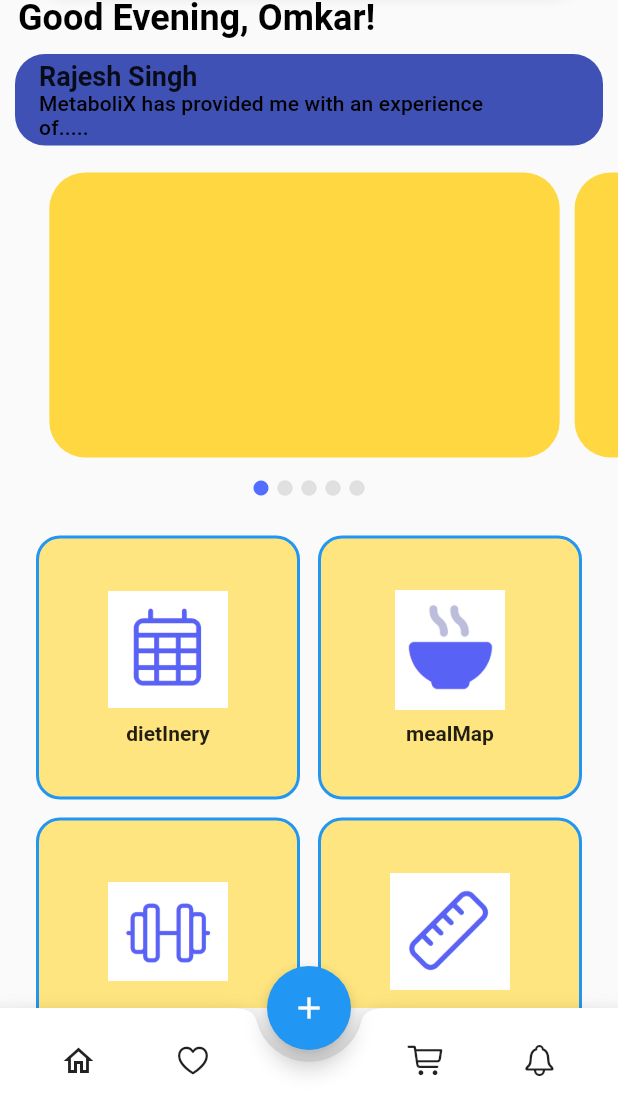
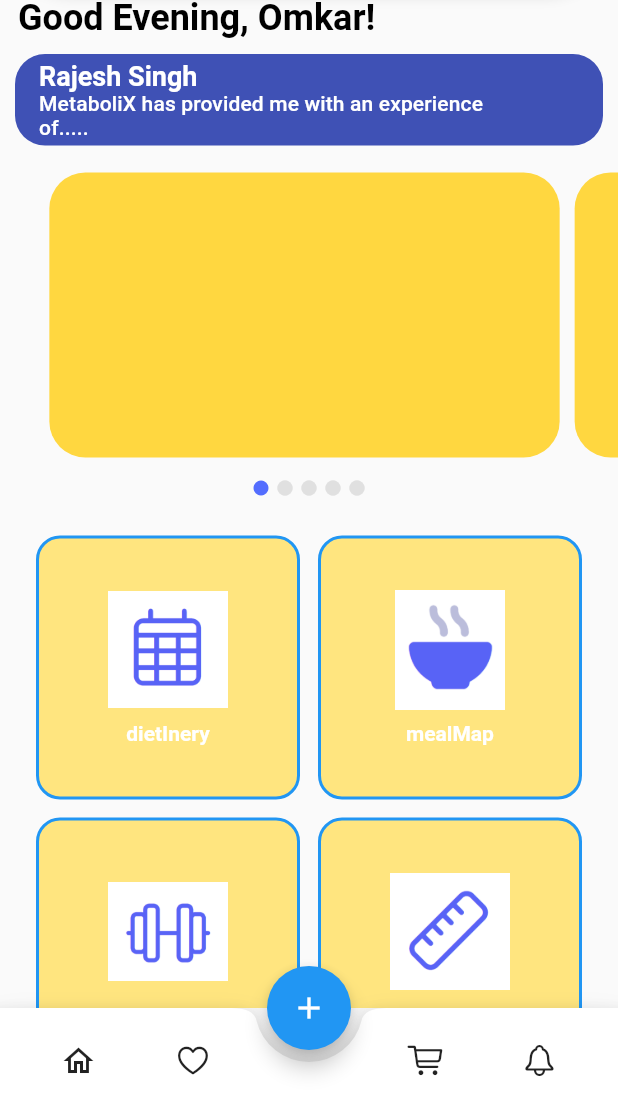
Before and after one commit to PNikita11/mx, a Flutter app: the Home screen opened directly, on a phone screen of 412 x 824 dp, the part 123-1236 px from its top. Run offline on Flutter 3.47's test engine with Material 2 defaults, Android fonts, the phone set to English and light mode, and no system bars; our stand-ins replace google_fonts, loading_animation_widget; network calls fail.

Commit message:
whitecolortext

```diff
--- a/lib/pages/screens/homepage.dart
+++ b/lib/pages/screens/homepage.dart
@@ -248,12 +248,17 @@ class _HomeState extends State<Home> {
                       const TextStyle(
                         fontWeight: FontWeight.w700,
                         fontSize: 18.0,
+                        color: Colors.white, // Changed text color to white
                       ),
                     ),
                   ),
                   subtitle: Text(
                     "MetaboliX has provided me with an experience of.....",
-                    style: Theme.of(context).textTheme.subtitle2,
+                    style: Theme.of(context).textTheme.subtitle2!.merge(
+                      const TextStyle(
+                        color: Colors.white, // Changed text color to white
+                      ),
+                    ),
                   ),
                   trailing: const SizedBox(),
                 ),
@@ -276,8 +281,7 @@ class _HomeState extends State<Home> {
                         onTap: () {
                           ScaffoldMessenger.of(context).showSnackBar(
                             SnackBar(
-                              content:
-                              Text("Hello you tapped at ${index + 1} "),
+                              content: Text("Hello you tapped at ${index + 1} "),
                             ),
                           );
                         },
@@ -469,6 +473,7 @@ class _GridBState extends State<GridB> {
                     labels[index],
                     style: TextStyle(
                       fontWeight: FontWeight.bold,
+                      color: Colors.white, // Changed text color to white
                     ),
                     textAlign: TextAlign.center,
                   ),
```
